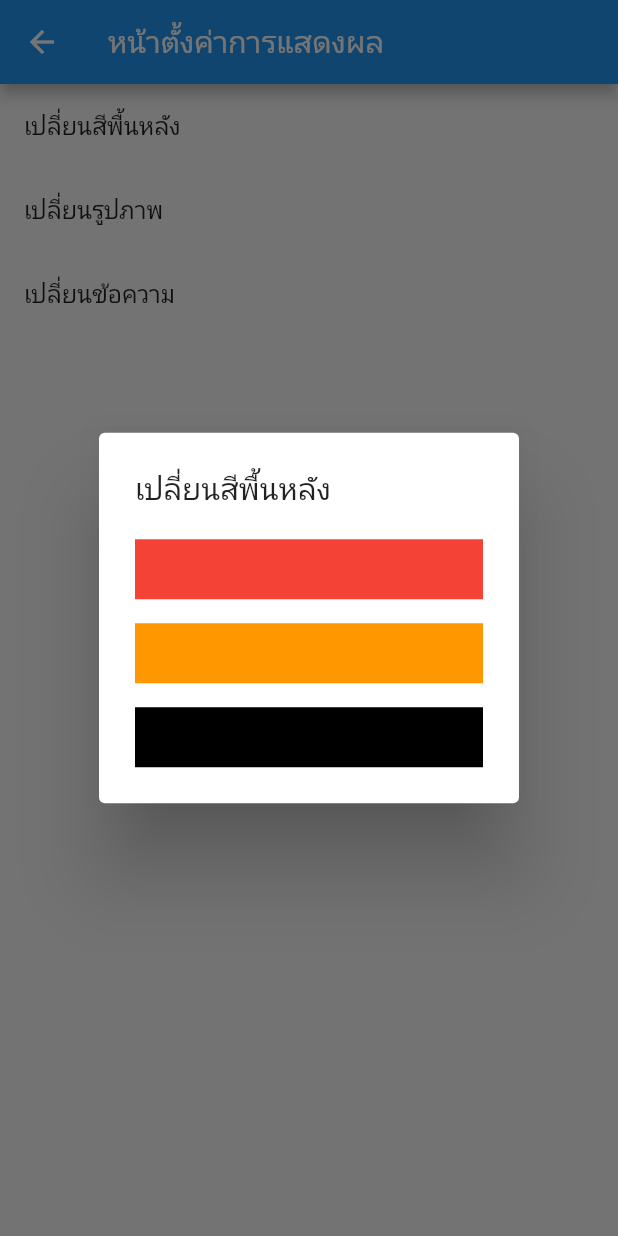
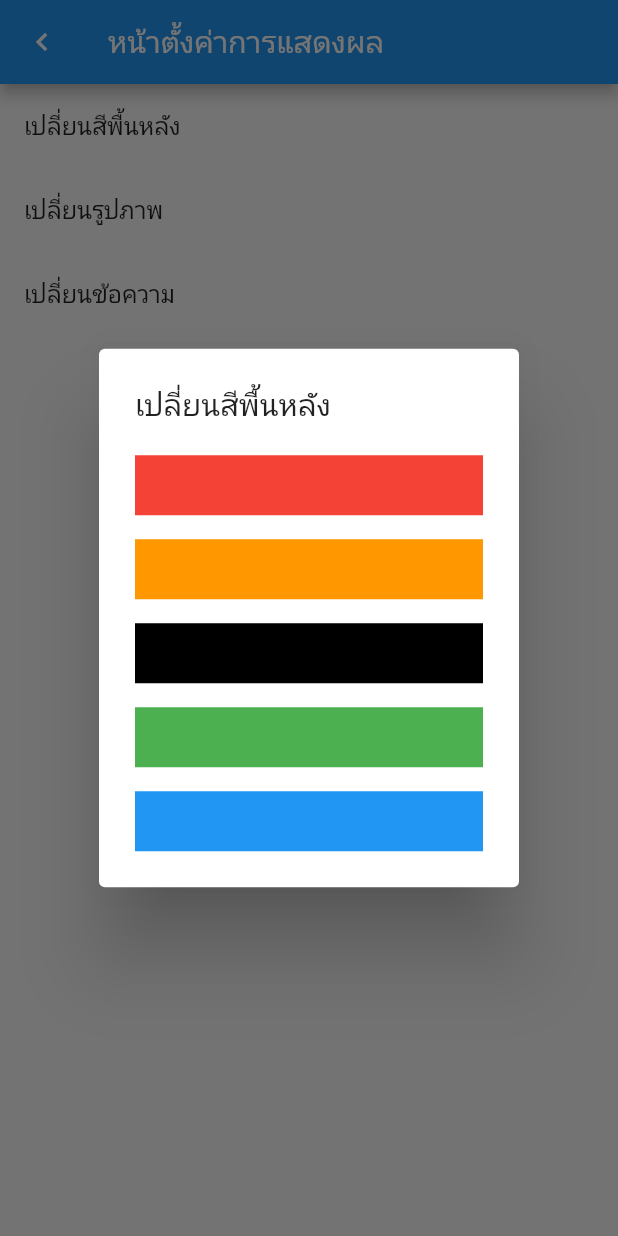
Before and after one commit to pakinporing/uikit, a Flutter app: the SettingsPage screen opened directly, after a tap on "เปลี่ยนสีพื้นหลัง", on a phone screen of 412 x 824 dp. Run offline on Flutter 3.47's test engine with Material 2 defaults, Android fonts, the light colour scheme and no system bars.

Commit message:
พี่โมสอนการส่งค่า

```diff
--- a/lib/Dialog/ColorPickerDialog.dart
+++ b/lib/Dialog/ColorPickerDialog.dart
@@ -1,32 +1,46 @@
+import 'dart:async';
+
 import 'package:flutter/material.dart';
 
-class ColorPickerDialog extends StatefulWidget {
-  const ColorPickerDialog({super.key});
+// class ColorPickerDialog extends StatefulWidget {
+//   const ColorPickerDialog({super.key});
 
-  @override
-  State<ColorPickerDialog> createState() => _ColorPickerDialogState();
-}
+//   @override
+//   State<ColorPickerDialog> createState() => _ColorPickerDialogState();
+// }
 
-class _ColorPickerDialogState extends State<ColorPickerDialog> {
-  Color _selectedColor = Colors.red;
-  final List<Color> _colors = [
+// class _ColorPickerDialogState extends State<ColorPickerDialog> {
+//   Color _selectedColor = Colors.red;
+
+//   final List<Color> _colors =
+//   @override
+//   Widget build(BuildContext context) {
+
+//     return
+//   }
+// }
+
+Future<Color> ColorPickerDialog(
+  BuildContext context,
+) {
+  final Completer<Color> completer = Completer<Color>();
+  showDialog<Color>(
+    context: context,
+    builder: (BuildContext context) {
+      return SimpleDialog(
+        title: Text('เปลี่ยนสีพื้นหลัง'),
+        children: [
           Colors.red,
           Colors.orange,
           Colors.black,
-  ];
-
-  @override
-  Widget build(BuildContext context) {
-    return SimpleDialog(
-      title: Text('เปลี่ยนสีพื้นหลัง'),
-      children: _colors.map((Color color) {
+          Colors.green,
+          Colors.blue
+        ].map((Color color) {
           return SimpleDialogOption(
             onPressed: () {
-            setState(() {
-              _selectedColor = color;
-            });
               Navigator.pop(context);
-            print(_selectedColor);
+              completer.complete(color);
+              print(color);
             },
             child: Container(
               color: color,
@@ -35,5 +49,8 @@ class _ColorPickerDialogState extends State<ColorPickerDialog> {
           );
         }).toList(),
       );
+    },
+  );
+
+  return completer.future;
 }
-}
--- a/lib/Dialog/TextPickerDialog.dart
+++ b/lib/Dialog/TextPickerDialog.dart
@@ -8,11 +8,12 @@ class TextPickerDialog extends StatefulWidget {
 }
 
 class _TextPickerDialogState extends State<TextPickerDialog> {
-  String _selectedText = 'ข้อความตัวอย่างจากอันเก่า';
+  String _selectedText = 'ข้อความตัวอย่าง';
   final List<String> _textOptions = [
     'ขอบคุณ',
     'ขอโทษ',
     'สวัสดี',
+    'ลาก่อน',
   ];
 
   @override
--- a/lib/SettingsPage.dart
+++ b/lib/SettingsPage.dart
@@ -12,23 +12,29 @@ class SettingsPage extends StatefulWidget {
 }
 
 class _SettingsPageState extends State<SettingsPage> {
+  Color? _selelectedColor;
+
   @override
   Widget build(BuildContext context) {
     return Scaffold(
       appBar: AppBar(
         title: Text('หน้าตั้งค่าการแสดงผล'),
+        automaticallyImplyLeading: false,
+        leading: IconButton(
+          icon: Icon(Icons.chevron_left),
+          onPressed: () => Navigator.pop(context, _selelectedColor),
+        ),
       ),
       body: ListView(
         children: [
           ListTile(
             title: Text('เปลี่ยนสีพื้นหลัง'),
-            onTap: () {
-              showDialog(
-                context: context,
-                builder: (BuildContext context) {
-                  return ColorPickerDialog();
-                },
-              );
+            onTap: () async {
+              await ColorPickerDialog(context).then((value) {
+                setState(() {
+                  _selelectedColor = value;
+                });
+              });
             },
           ),
           ListTile(
```
Also changed, not shown: lib/HomePage.dart (+5 -3 lines). Lines whose indentation alone changed are shown as unchanged.
